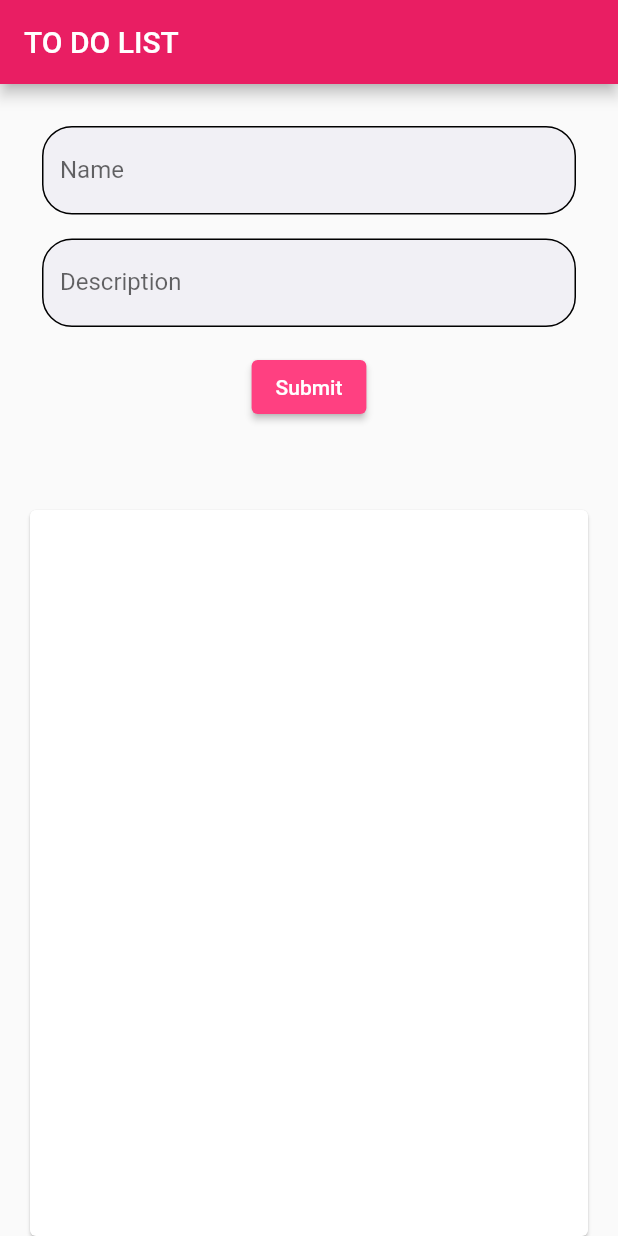
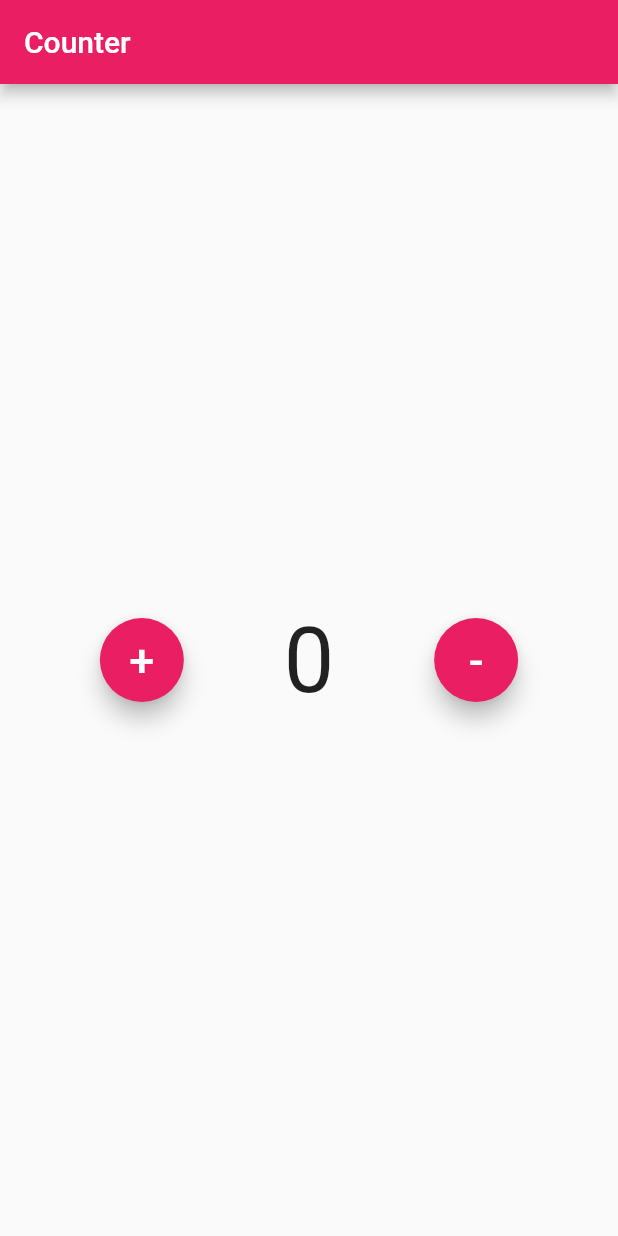
Before and after one commit to tutiwulandari/basic-flutter, a Flutter app: the screen it shows after launch, on a phone screen of 412 x 824 dp. Run offline on Flutter 3.47's test engine with Material 2 defaults, Android fonts, the phone set to English and light mode, and no system bars.

Commit message:
added callback counter

```diff
--- /dev/null
+++ b/lib/counter/button_counter_min.dart
@@ -0,0 +1,24 @@
+import 'package:flutter/material.dart';
+
+
+class ButtonCounterMin extends StatelessWidget {
+  final Function decrement;
+  const ButtonCounterMin({Key? key, required this.decrement}) : super(key: key);
+
+
+  @override
+  Widget build(BuildContext context) {
+    return Container(
+      child: (
+         FloatingActionButton(
+                  onPressed: () => {
+                    decrement(),
+                  },
+                  child: Text(
+                    '-', style: TextStyle(fontSize: 30),
+                  )
+                )
+      ),
+    );
+  }
+}
--- /dev/null
+++ b/lib/counter/button_counter_plus.dart
@@ -0,0 +1,21 @@
+import 'package:flutter/material.dart';
+
+class ButtonCounterPlus extends StatelessWidget {
+  final Function increment;
+  const ButtonCounterPlus({Key? key, required this.increment}) : super(key: key);
+
+  @override
+  Widget build(BuildContext context) {
+    return Container(
+      child: (FloatingActionButton(
+        onPressed: () => {
+          increment()
+        },
+        child: Text(
+          '+',
+          style: TextStyle(fontSize: 30.0),
+        ),
+      )),
+    );
+  }
+}
--- /dev/null
+++ b/lib/counter/counter.dart
@@ -0,0 +1,55 @@
+import 'package:flutter/material.dart';
+import 'package:projects/counter/button_counter_min.dart';
+import 'package:projects/counter/button_counter_plus.dart';
+
+class CounterScreen extends StatefulWidget {
+  CounterScreen({Key? key}) : super(key: key);
+
+
+  @override
+  _CounterScreenState createState() => _CounterScreenState();
+
+}
+
+
+
+class _CounterScreenState extends State<CounterScreen> {
+  int number = 0;
+
+increment() {
+  setState(() {
+    number++;
+  });
+}
+
+
+decrement() {
+  setState(() {
+    if(number != 0 )
+    number--;
+  });
+}
+
+  @override
+  Widget build(BuildContext context) {
+    return Scaffold(
+      appBar: AppBar(
+        title: Text('Counter'),
+      ),
+      body: Container(
+        child: Center(
+          child: Row(
+              mainAxisAlignment: MainAxisAlignment.spaceEvenly,
+              children: <Widget>[
+               ButtonCounterPlus(increment: increment),
+                Text(
+                  '$number',
+                  style: TextStyle(fontSize: 60.0),
+                ),
+               ButtonCounterMin(decrement: decrement)
+              ]),
+        ),
+      ),
+    );
+  }
+}
--- a/lib/main.dart
+++ b/lib/main.dart
@@ -1,5 +1,7 @@
+import 'dart:developer';
+
 import 'package:flutter/material.dart';
-import 'package:projects/screen/to_do_detail_screen.dart';
+import 'package:projects/counter/counter.dart';
 import 'package:projects/screen/to_do_screen.dart';
 
 void main() {
@@ -15,8 +17,8 @@ class MyApp extends StatelessWidget {
         primarySwatch: Colors.pink,
       ),
       routes: {
-        '/' : (context) => ToDoScreen(),
-        '/detail' : (contex) => ToDoDetailScreen()
+        '/' : (context) => CounterScreen(),
+        // '/detail' : (contex) => ToDoDetailScreen()
       }
       // home: ToDoScreen(),
     );
--- a/lib/screen/to_do_screen.dart
+++ b/lib/screen/to_do_screen.dart
@@ -1,6 +1,7 @@
 import 'package:flutter/material.dart';
 import 'package:projects/model/to_do.dart';
 import 'package:projects/repository/todo_repository.dart';
+import 'package:projects/screen/to_do_detail_screen.dart';
 
 class ToDoScreen extends StatefulWidget {
   ToDoScreen({Key? key}) : super(key: key);
@@ -115,7 +116,8 @@ class _ToDoScreenState extends State<ToDoScreen> {
                                         .getListToDo()[index]
                                         .todo),
                                     onTap: () {
-                                      Navigator.pushNamed(context, "/detail");
+                                      Navigator.push(context, MaterialPageRoute(builder: (context) =>
+                                      ToDoDetailScreen(toDo: _toDoRepository.getListToDo()[index])));
                                     },
                                     trailing: IconButton(
                                         onPressed: () {
```
Also changed, not shown: lib/screen/to_do_detail_screen.dart (+8 -2 lines).
